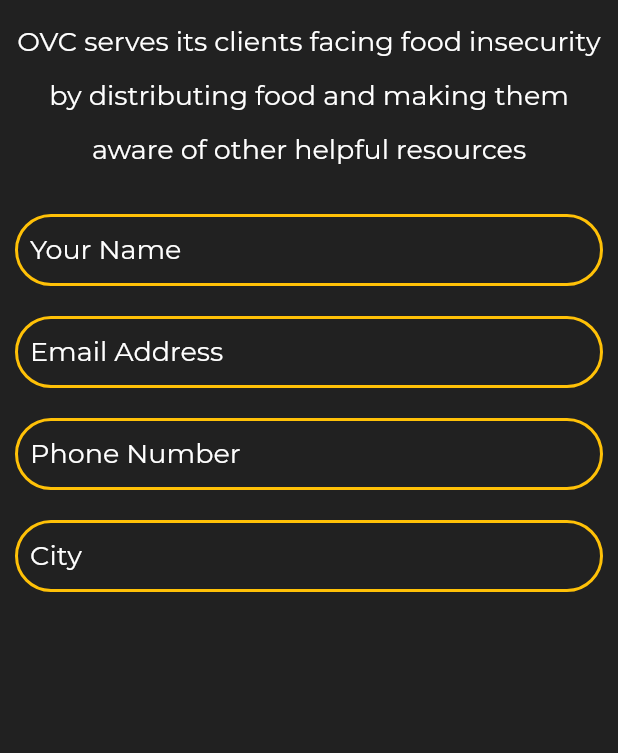
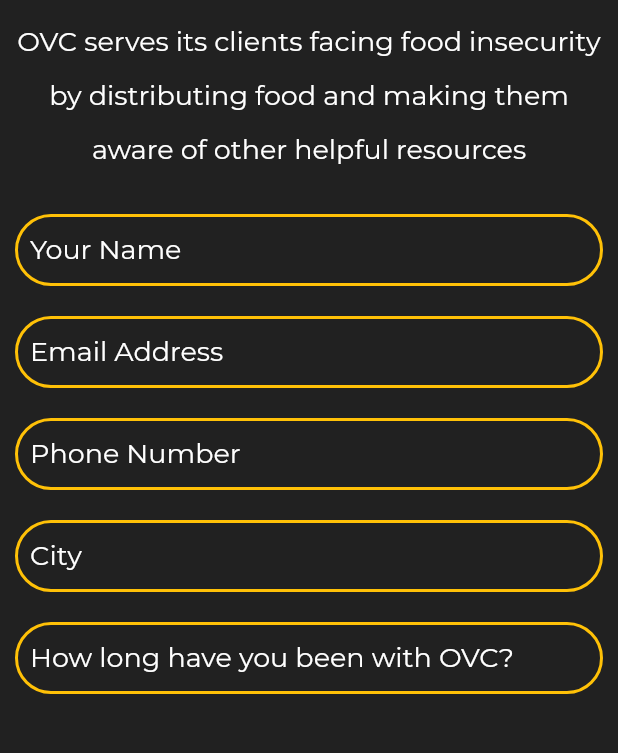
Before and after one commit to Onyxx-Village-Connection/app, a Flutter app: the screen it shows after launch, on a phone screen of 412 x 824 dp, the part 218-971 px from its top. Run offline on Flutter 3.47's test engine with Material 2 defaults, Android fonts, the phone set to English and light mode, and no system bars.

Commit message:
add how long you have been with OVC input box for client signup

```diff
--- a/lib/client_signup.dart
+++ b/lib/client_signup.dart
@@ -37,7 +37,7 @@
         enabledBorder: enabledField,
         hintText: 'Your Name',
         hintStyle: hintTextStyle,
-        contentPadding: EdgeInsets.fromLTRB(10.0, 5.0, 0, 5.0),
+        contentPadding: EdgeInsets.fromLTRB(10.0, 2.5, 10.0, 2.5),
       ),
       validator: (String? value){
         if (value == null || value.isEmpty){
@@ -52,7 +52,7 @@
         enabledBorder: enabledField,
         hintText: 'Email Address',
         hintStyle: hintTextStyle,
-        contentPadding: EdgeInsets.fromLTRB(10.0, 5.0, 0, 5.0),
+        contentPadding: EdgeInsets.fromLTRB(10.0, 2.5, 10.0, 2.5),
       ),
       validator: (String? value){
         if (value == null || value.isEmpty){
@@ -67,7 +67,7 @@
         enabledBorder: enabledField,
         hintText: 'Phone Number',
         hintStyle: hintTextStyle,
-        contentPadding: EdgeInsets.fromLTRB(10.0, 5.0, 0, 5.0),
+        contentPadding: EdgeInsets.fromLTRB(10.0, 2.5, 10.0, 2.5),
       ),
       validator: (String? value){
         if (value == null || value.isEmpty){
@@ -82,11 +82,26 @@
         enabledBorder: enabledField,
         hintText: 'City',
         hintStyle: hintTextStyle,
-        contentPadding: EdgeInsets.fromLTRB(10.0, 5.0, 0, 5.0),
+        contentPadding: EdgeInsets.fromLTRB(10.0, 2.5, 10.0, 2.5),
       ),
       validator: (String? value){
         if (value == null || value.isEmpty){
           return 'Please enter your city';
+        }
+      },
+    );
+
+    final howLongBox = TextFormField(
+      decoration: InputDecoration(
+        focusedBorder: focusedField,
+        enabledBorder: enabledField,
+        hintText: 'How long have you been with OVC?',
+        hintStyle: hintTextStyle,
+        contentPadding: EdgeInsets.fromLTRB(10.0, 2.5, 10.0, 2.5),
+      ),
+      validator: (String? value){
+        if (value == null || value.isEmpty){
+          return 'Please enter the length of time you have been involved';
         }
       },
     );
@@ -136,6 +151,10 @@
                   padding: EdgeInsets.all(10.0),
                   child: cityBox,
                 ),
+                Padding(
+                  padding: EdgeInsets.all(10.0),
+                  child: howLongBox,
+                ),
               ],
             ),
         ),
```
